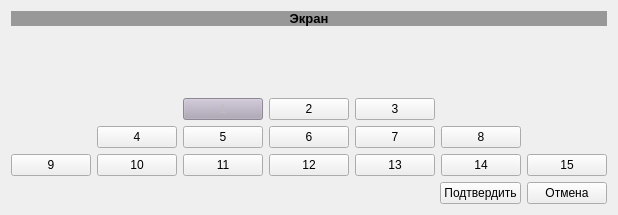
gg-master/Cinema_prj, file ui_files/choose_seat.ui: the form before one commit.
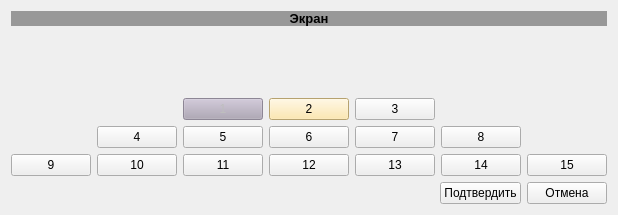
The form after the commit.

Commit message: почти настроен виджет с выбором мест для покупки билетов

Diff of the .ui file:
```diff
--- a/ui_files/choose_seat.ui
+++ b/ui_files/choose_seat.ui
@@ -97,7 +97,7 @@
             </sizepolicy>
            </property>
            <property name="styleSheet">
-            <string notr="true">background-color: none;</string>
+            <string notr="true">background-color: rgb(255, 227, 156);</string>
            </property>
            <property name="text">
             <string>2</string>
```
The commit also changes 2 other files.
